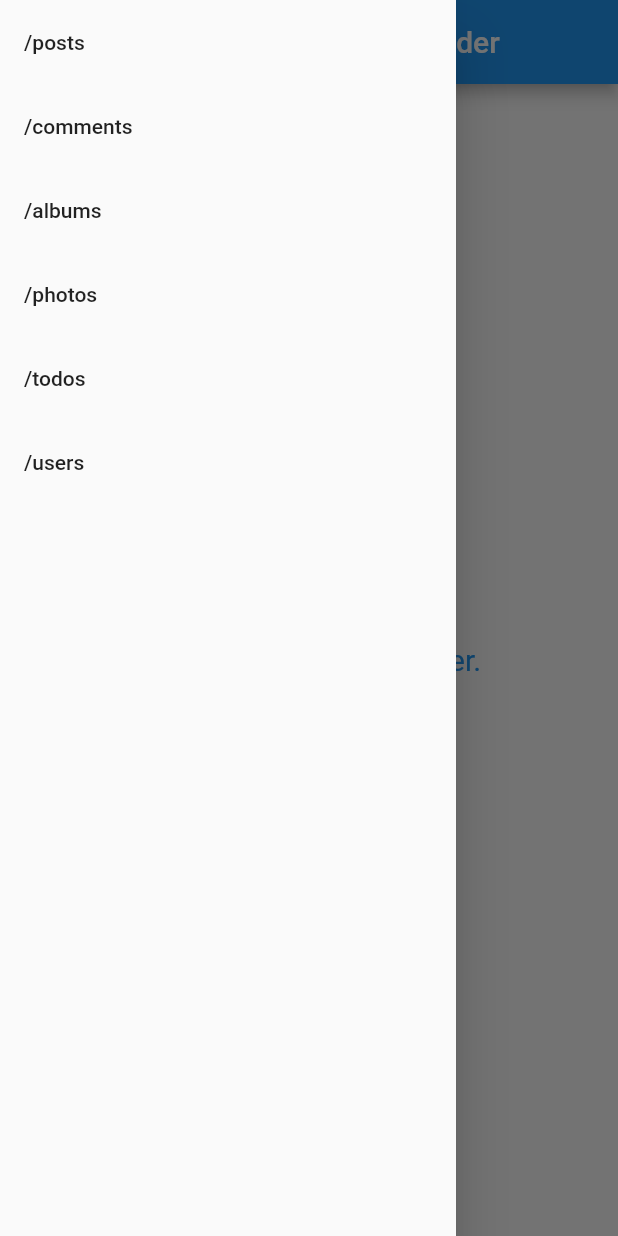
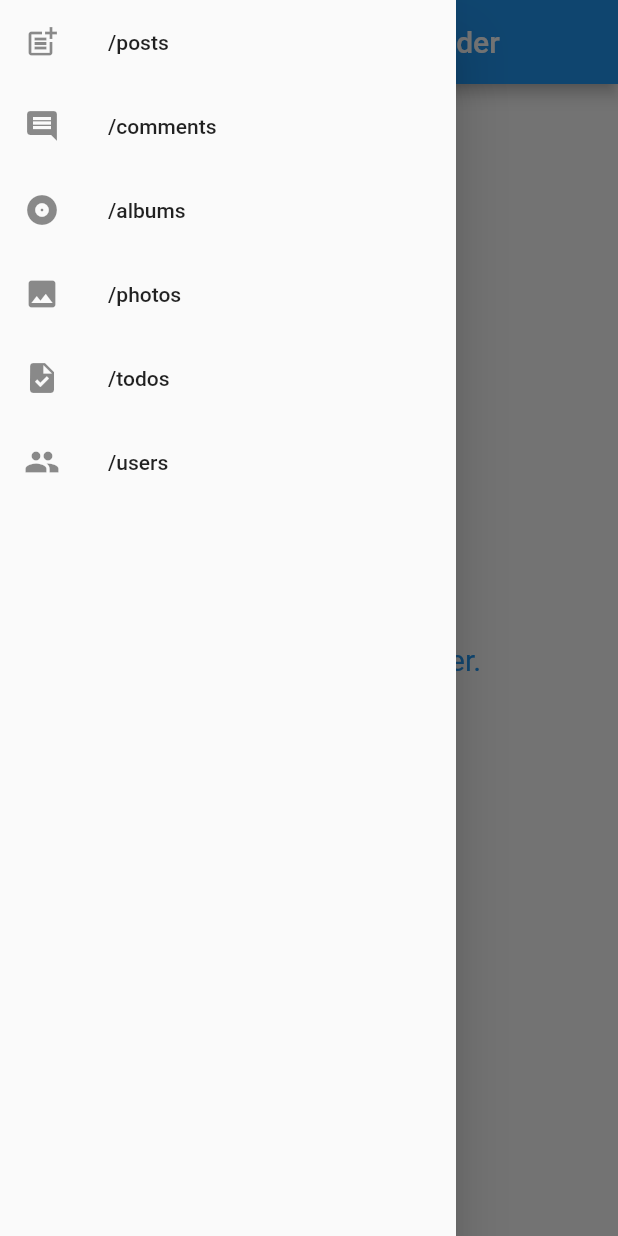
Before and after one commit to ru-461/request-placeholder, a Flutter app: the screen it shows after launch, with the side drawer open, on a phone screen of 412 x 824 dp. Run offline on Flutter 3.47's test engine with Material 2 defaults, Android fonts, the phone set to English and light mode, and no system bars.

Commit message:
style: Add

```diff
--- a/lib/main.dart
+++ b/lib/main.dart
@@ -26,6 +26,15 @@ final List buttonNames = [
   '/users'
 ];
 
+final List buttonIcons = [
+  Icons.post_add,
+  Icons.comment,
+  Icons.album,
+  Icons.photo,
+  Icons.task,
+  Icons.people,
+];
+
 class MyHomePage extends StatefulWidget {
   const MyHomePage({super.key, required this.title});
 
@@ -48,8 +57,10 @@ class _MyHomePageState extends State<MyHomePage> {
           itemCount: buttonNames.length,
           itemBuilder: (BuildContext context, int index) {
             final buttonName = buttonNames[index];
+            final buttonIcon = buttonIcons[index];
             return ListTile(
               title: Text(buttonName),
+              leading: Icon(buttonIcon),
               onTap: () {
                 print(context);
               },
```
